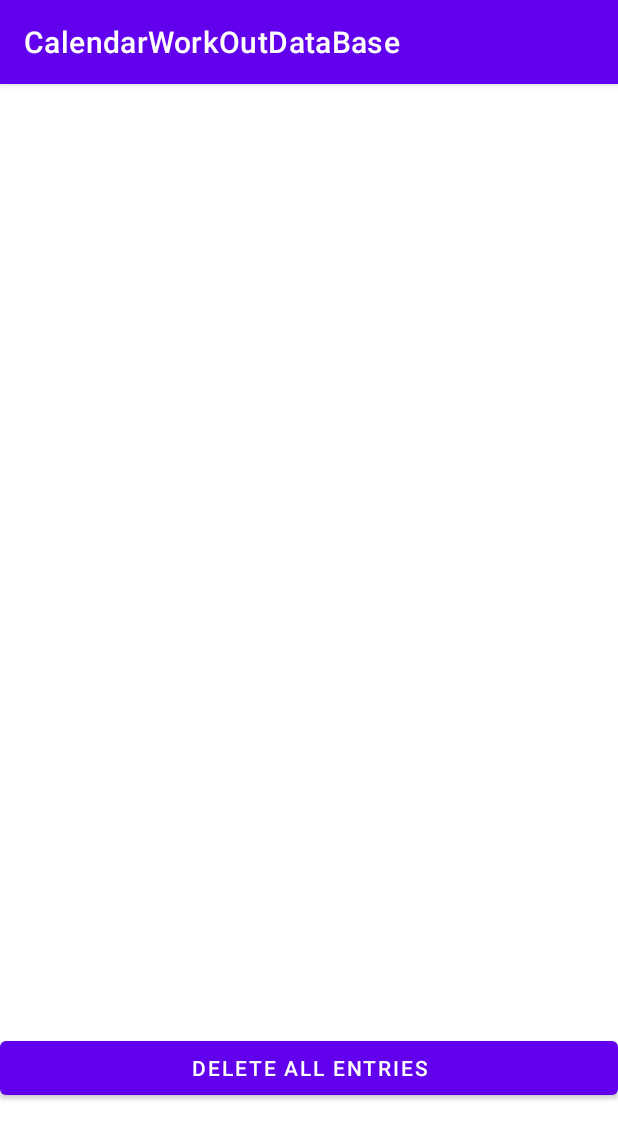
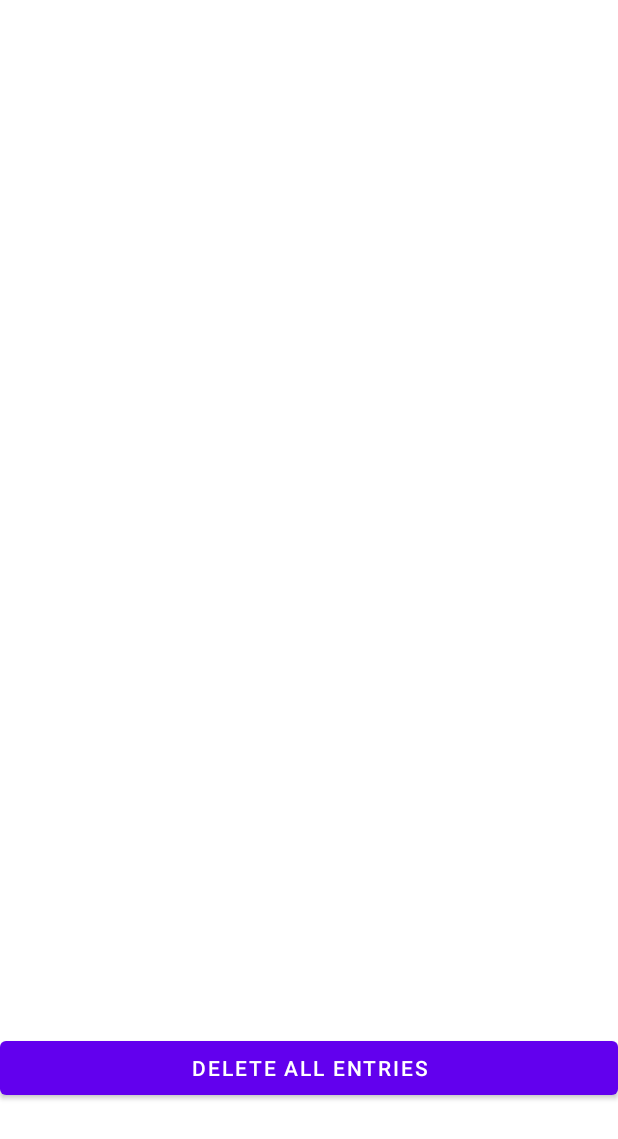
Before and after one commit to RamziJabali/calendar-workout-tracker-android, an Android app: the screen it shows after launch (CalendarActivity), on a phone screen of 412 x 824 dp. Shown: the top 1139 px of the screen. Run offline under Robolectric (Android 15) with nearby library versions, the phone set to English and light mode, and no system bars; our stand-ins replace Room's generated code, RxJava; libraries missing offline, so code that uses them is left out: com.roomorama.caldroid; 3 statements that could not run were skipped.

```diff
--- a/app/src/main/res/values/themes.xml
+++ b/app/src/main/res/values/themes.xml
@@ -1,6 +1,6 @@
 <resources xmlns:tools="http://schemas.android.com/tools">
     <!-- Base application theme. -->
-    <style name="Theme.CalendarWorkOutDataBase" parent="Theme.MaterialComponents.DayNight.DarkActionBar">
+    <style name="Theme.CalendarWorkOutDataBase" parent="Theme.MaterialComponents.DayNight.NoActionBar">
         <!-- Primary brand color. -->
         <item name="colorPrimary">@color/purple_500</item>
         <item name="colorPrimaryVariant">@color/purple_700</item>
```
Also changed, not shown: 2 other files.
